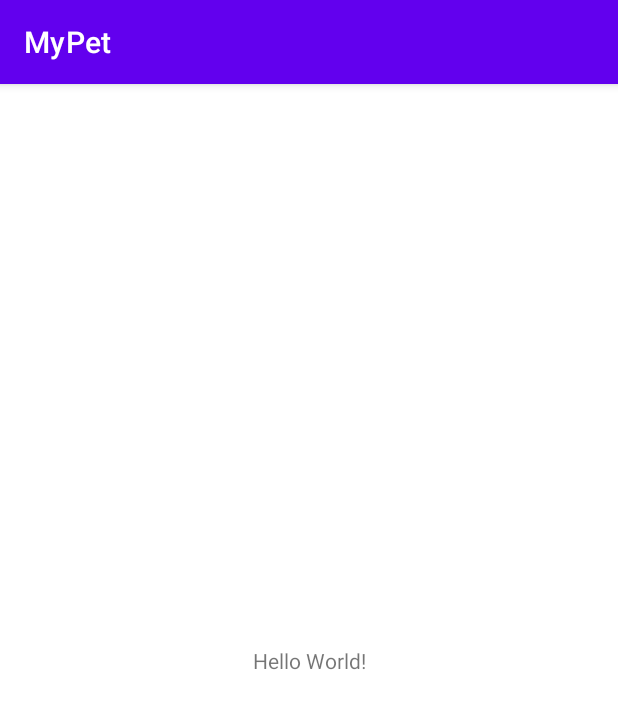
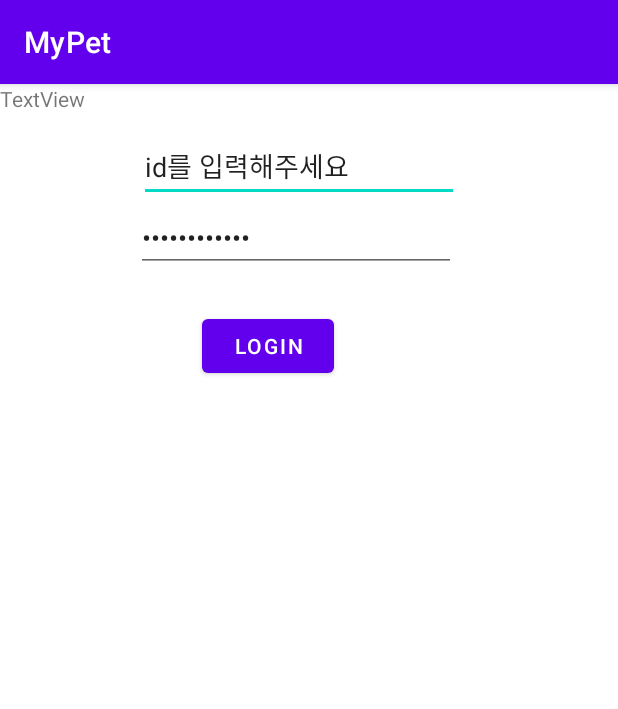
Before and after one commit to heejeongJ/MyPet, an Android app: the screen it shows after launch (MainActivity), on a phone screen of 412 x 824 dp. Shown: the top 709 px of the screen. Run offline under Robolectric (Android 15) with nearby library versions, the phone set to English and light mode, and no system bars.

Commit message:
login DB test

```diff
--- a/app/src/main/java/com/example/mypet/MainActivity.kt
+++ b/app/src/main/java/com/example/mypet/MainActivity.kt
@@ -1,11 +1,83 @@
 package com.example.mypet
 
+import android.content.Context
+import android.database.Cursor
+import android.database.sqlite.SQLiteDatabase
+import android.database.sqlite.SQLiteOpenHelper
 import androidx.appcompat.app.AppCompatActivity
 import android.os.Bundle
+import android.util.Log
+import android.widget.Button
+import android.widget.EditText
+import android.widget.TextView
+import android.widget.Toast
 
 class MainActivity : AppCompatActivity() {
+
+//login 관련 선언
+    lateinit var inputIdButton : EditText
+    lateinit var inputUserId : String
+    lateinit var inputPasswordButton : EditText
+    lateinit var inputPassword : String
+
+//DB 관련 선언
+    lateinit var myHelper: myDBHelper
+    lateinit var sqlDB: SQLiteDatabase
+
+    fun inertDB(){
+
+    }
+    fun clickLoginBtn(){
+//    kotlin.UninitializedPropertyAccessException: lateinit property myHelper has not been initialized 에러 발생
+        myHelper = myDBHelper(this)
+        val loginButton = findViewById<Button>(R.id.loginButton)
+        var loginCompleted = findViewById<TextView>(R.id.loginCompleted)
+        inputIdButton = findViewById(R.id.inputID)
+        inputPasswordButton = findViewById(R.id.inputPasswd)
+
+        loginButton.setOnClickListener{
+            Log.d("hi", "hi")
+            inputUserId = inputIdButton.text.toString()
+            inputPassword = inputPasswordButton.text.toString()
+            Log.d("id", inputUserId)
+            Log.d("password", inputPassword)
+
+            sqlDB = myHelper.readableDatabase
+            var cursor: Cursor
+
+//            cursor = sqlDB.rawQuery("SELECT email FROM USER WHERE email='" + inputUserId + "'", null)
+
+            cursor = sqlDB.rawQuery("SELECT * FROM USER", null)
+            while (cursor.moveToNext()){
+                if (cursor.getString(1) == null){
+                    Log.d("dd", "no")
+                }
+
+            }
+//            var id = cursor.getString(1)
+//            var email = cursor.getString(2)
+//            Log.d("id", id)
+//
+//            loginCompleted.setText(email)
+            sqlDB.close()
+            Toast.makeText(applicationContext, "입력됨", Toast.LENGTH_SHORT).show()
+
+        }
+    }
     override fun onCreate(savedInstanceState: Bundle?) {
         super.onCreate(savedInstanceState)
         setContentView(R.layout.activity_main)
+        clickLoginBtn()
+
+    }
+
+    inner class myDBHelper(context: Context) : SQLiteOpenHelper(context, "groupDB", null, 1){
+        override fun onCreate(db: SQLiteDatabase?){
+            db!!.execSQL("CREATE TABLE USER(id Integer PRIMARY KEY AUTOINCREMENT, userID VARCHAR(255), email VARCHAR(255), password VARCHAR(255))")
+        }
+        override fun onUpgrade(db: SQLiteDatabase?, oldVersion: Int, newVersion : Int){
+            db!!.execSQL("DROP TABLE IF EXISTS USER")
+            onCreate(db)
+        }
     }
 }
--- a/app/src/main/res/layout/activity_main.xml
+++ b/app/src/main/res/layout/activity_main.xml
@@ -6,13 +6,59 @@
     android:layout_height="match_parent"
     tools:context=".MainActivity">
 
-    <TextView
+    <EditText
+        android:id="@+id/inputID"
         android:layout_width="wrap_content"
         android:layout_height="wrap_content"
-        android:text="Hello World!"
-        app:layout_constraintBottom_toBottomOf="parent"
+        android:layout_marginStart="94dp"
+        android:layout_marginTop="31dp"
+        android:layout_marginEnd="108dp"
+        android:ems="10"
+        android:inputType="textPersonName"
+        android:text="id를 입력해주세요"
         app:layout_constraintEnd_toEndOf="parent"
         app:layout_constraintStart_toStartOf="parent"
-        app:layout_constraintTop_toTopOf="parent" />
+        app:layout_constraintTop_toTopOf="parent"
+        tools:ignore="MissingConstraints" />
+
+    <EditText
+        android:id="@+id/inputPasswd"
+        android:layout_width="wrap_content"
+        android:layout_height="wrap_content"
+        android:layout_marginStart="92dp"
+        android:layout_marginTop="1dp"
+        android:layout_marginEnd="110dp"
+        android:layout_marginBottom="25dp"
+        android:ems="10"
+        android:inputType="textPassword"
+        android:text="비밀번호를 입력해주세요"
+        app:layout_constraintBottom_toTopOf="@+id/loginButton"
+        app:layout_constraintEnd_toEndOf="parent"
+        app:layout_constraintStart_toStartOf="parent"
+        app:layout_constraintTop_toBottomOf="@+id/inputID"
+        tools:ignore="MissingConstraints" />
+
+    <Button
+        android:id="@+id/loginButton"
+        android:layout_width="wrap_content"
+        android:layout_height="wrap_content"
+        android:layout_marginStart="134dp"
+        android:layout_marginTop="25dp"
+        android:layout_marginEnd="189dp"
+        android:text="login"
+        app:layout_constraintEnd_toEndOf="parent"
+        app:layout_constraintHorizontal_bias="1.0"
+        app:layout_constraintStart_toStartOf="parent"
+        app:layout_constraintTop_toBottomOf="@+id/inputPasswd"
+        tools:ignore="MissingConstraints" />
+
+    <TextView
+        android:id="@+id/loginCompleted"
+        android:layout_width="wrap_content"
+        android:layout_height="wrap_content"
+        android:text="TextView"
+        tools:layout_editor_absoluteX="162dp"
+        tools:layout_editor_absoluteY="366dp"
+        tools:ignore="MissingConstraints" />
 
 </androidx.constraintlayout.widget.ConstraintLayout>
```
